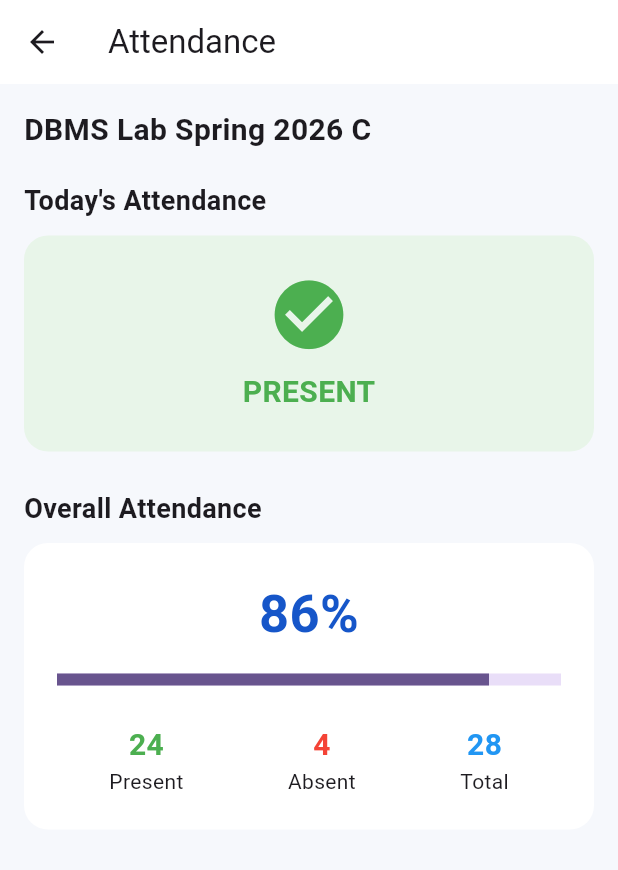
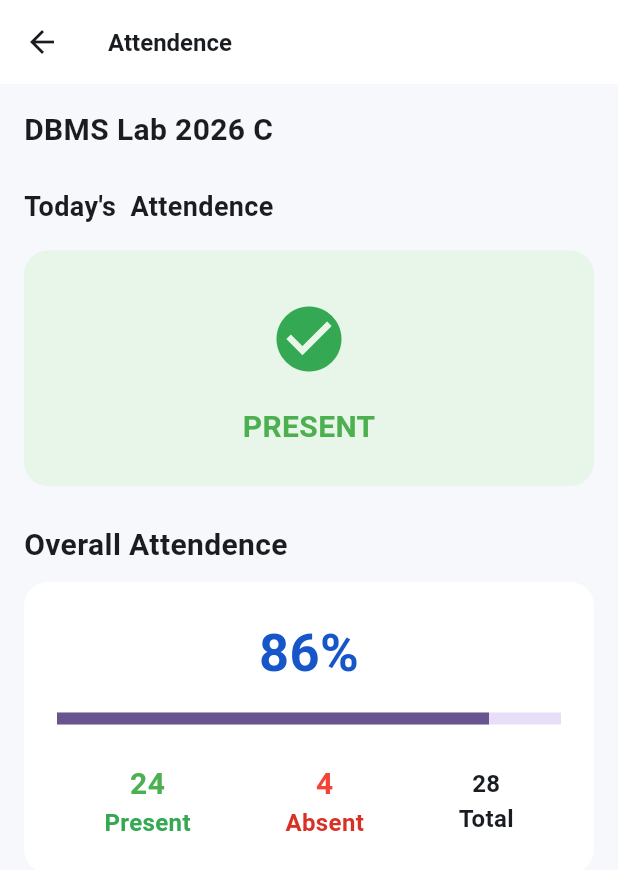
Before and after one commit to Masaud-Ahmad/XwanEdu, a Flutter app: the StudentAttendanceScreen screen opened directly, on a phone screen of 412 x 824 dp. Shown: the top 870 px of the screen. Run offline on Flutter 3.47's test engine with Material 3 defaults, Android fonts, the phone set to English and light mode, and no system bars; our stand-ins replace get, lottie.

Commit message:
Work with Student Attendence Screen

```diff
--- a/lib/common/widgets/edu_icon/edu_icon.dart
+++ b/lib/common/widgets/edu_icon/edu_icon.dart
@@ -8,6 +8,8 @@ class EduIcon extends StatelessWidget {
   final IconData iconData;
   final bool isVisible;
   final bool borderVisible;
+  final int iconsize;
+  final Color iconcolor;
 
   // 2. Add it to the constructor
   const EduIcon({
@@ -16,6 +18,8 @@ class EduIcon extends StatelessWidget {
     this.iconData = Icons.camera_alt_outlined,
     this.isVisible = true,
     required this.borderVisible,
+    required this.iconsize,
+    required this.iconcolor,
   });
 
   @override
@@ -26,7 +30,7 @@ class EduIcon extends StatelessWidget {
       child: GestureDetector(
         onTap: onTap, // Now this will work correctly
         child: Container(
-          padding: const EdgeInsets.all(SizeConstant.sm),
+          padding: EdgeInsets.all(SizeConstant.sm),
           decoration: BoxDecoration(
             color: isVisible ? AppColors.primary : null, // Blue badge color
             shape: BoxShape.circle,
@@ -34,11 +38,7 @@ class EduIcon extends StatelessWidget {
                 ? Border.all(color: AppColors.onSurface, width: 2.5)
                 : null,
           ),
-          child: Icon(
-            iconData,
-            color: AppColors.onSurface,
-            size: SizeConstant.iconMd,
-          ),
+          child: Icon(iconData, color: iconcolor, size: iconsize.toDouble()),
         ),
       ),
     );
--- a/lib/feature/attendence/view/studentscreen.dart
+++ b/lib/feature/attendence/view/studentscreen.dart
@@ -1,4 +1,8 @@
 import 'package:flutter/material.dart';
+import 'package:xwanedu/common/widgets/edu_icon/edu_icon.dart';
+import 'package:xwanedu/common/widgets/edutext/edutext.dart';
+import 'package:xwanedu/constant/colors.dart';
+import 'package:xwanedu/constant/size.dart';
 
 class StudentAttendanceScreen extends StatelessWidget {
   const StudentAttendanceScreen({super.key});
@@ -16,8 +20,12 @@ class StudentAttendanceScreen extends StatelessWidget {
       backgroundColor: const Color(0xFFF6F8FC),
 
       appBar: AppBar(
-        title: const Text('Attendance'),
-        backgroundColor: Colors.white,
+        title: EduText(
+          name: 'Attendence',
+          fontSize: SizeConstant.fontSizeMd.toInt(),
+          fontcolor: AppColors.onSurface,
+        ),
+        backgroundColor: AppColors.onPrimary,
       ),
 
       body: Padding(
@@ -27,19 +35,21 @@ class StudentAttendanceScreen extends StatelessWidget {
           crossAxisAlignment: CrossAxisAlignment.start,
 
           children: [
-            const Text(
-              'DBMS Lab Spring 2026 C',
-              style: TextStyle(fontSize: 20, fontWeight: FontWeight.bold),
+            EduText(
+              name: 'DBMS Lab 2026 C',
+              fontSize: SizeConstant.fontSizeLg.toInt(),
+              fontcolor: AppColors.onSurface,
+            ),
+            const SizedBox(height: SizeConstant.lg),
+
+            EduText(
+              name: 'Today\'s  Attendence',
+
+              fontSize: SizeConstant.fontSizeLg.toInt() - 2,
+              fontcolor: AppColors.onSurface,
             ),
 
-            const SizedBox(height: 20),
-
-            const Text(
-              "Today's Attendance",
-              style: TextStyle(fontSize: 18, fontWeight: FontWeight.bold),
-            ),
-
-            const SizedBox(height: 10),
+            const SizedBox(height: SizeConstant.md),
 
             Container(
               width: double.infinity,
@@ -50,9 +60,15 @@ class StudentAttendanceScreen extends StatelessWidget {
                 borderRadius: BorderRadius.circular(16),
               ),
 
-              child: const Column(
+              child: Column(
                 children: [
-                  Icon(Icons.check_circle, size: 55, color: Colors.green),
+                  EduIcon(
+                    borderVisible: false,
+                    iconData: Icons.check_circle,
+                    isVisible: false,
+                    iconsize: SizeConstant.iconLg.toInt() + 20,
+                    iconcolor: AppColors.success,
+                  ),
 
                   SizedBox(height: 10),
 
@@ -70,9 +86,10 @@ class StudentAttendanceScreen extends StatelessWidget {
 
             const SizedBox(height: 25),
 
-            const Text(
-              'Overall Attendance',
-              style: TextStyle(fontSize: 18, fontWeight: FontWeight.bold),
+            EduText(
+              name: "Overall Attendence",
+              fontSize: SizeConstant.fontSizeLg.toInt(),
+              fontcolor: AppColors.onSurface,
             ),
 
             const SizedBox(height: 10),
@@ -120,7 +137,12 @@ class StudentAttendanceScreen extends StatelessWidget {
                               color: Colors.green,
                             ),
                           ),
-                          const Text('Present'),
+
+                          EduText(
+                            name: "Present",
+                            fontSize: SizeConstant.fontSizeMd.toInt(),
+                            fontcolor: AppColors.success,
+                          ),
                         ],
                       ),
 
@@ -134,21 +156,28 @@ class StudentAttendanceScreen extends StatelessWidget {
                               color: Colors.red,
                             ),
                           ),
-                          const Text('Absent'),
+
+                          EduText(
+                            name: "Absent",
+                            fontSize: SizeConstant.fontSizeMd.toInt(),
+                            fontcolor: AppColors.error,
+                          ),
                         ],
                       ),
 
                       Column(
                         children: [
-                          Text(
-                            '$total',
-                            style: const TextStyle(
-                              fontSize: 20,
-                              fontWeight: FontWeight.bold,
-                              color: Colors.blue,
-                            ),
+                          EduText(
+                            name: '$total',
+                            fontSize: SizeConstant.fontSizeMd.toInt(),
+                            fontcolor: AppColors.onSurface,
                           ),
-                          const Text('Total'),
+
+                          EduText(
+                            name: "Total",
+                            fontSize: SizeConstant.fontSizeMd.toInt(),
+                            fontcolor: AppColors.onSurface,
+                          ),
                         ],
                       ),
                     ],
--- a/lib/feature/classroom/view/Setting/widgets/editprofile.dart
+++ b/lib/feature/classroom/view/Setting/widgets/editprofile.dart
@@ -40,6 +40,8 @@ class EditableProfileAvatar extends StatelessWidget {
               iconData: Icons.camera_alt_outlined,
               onTap: onCameraTap,
               isVisible: true,
+              iconsize: SizeConstant.iconLg.toInt(),
+              iconcolor: AppColors.primary,
               borderVisible:
                   false, // Set to true if you want a border around the badge
             ),
--- a/lib/feature/classroom/view/specificclass/widgets/announcement_attendence.dart
+++ b/lib/feature/classroom/view/specificclass/widgets/announcement_attendence.dart
@@ -3,6 +3,7 @@ import 'package:get/get.dart';
 import 'package:xwanedu/constant/colors.dart';
 import 'package:xwanedu/constant/size.dart';
 import 'package:xwanedu/feature/announcement/announcement_screen.dart';
+import 'package:xwanedu/feature/attendence/view/studentscreen.dart';
 import 'package:xwanedu/feature/attendence/view/teacherscreen.dart';
 
 class AnnouoncementAttendence extends StatelessWidget {
@@ -94,7 +95,7 @@ class AnnouoncementAttendence extends StatelessWidget {
             color: Colors.transparent,
             child: InkWell(
               onTap: () {
-                Get.to(TeacherAttendanceScreen());
+                Get.to(StudentAttendanceScreen());
               },
               borderRadius: BorderRadius.circular(12),
               child: Container(
--- a/lib/feature/classroom/view/specificclass/widgets/specificclassroomheader.dart
+++ b/lib/feature/classroom/view/specificclass/widgets/specificclassroomheader.dart
@@ -96,8 +96,10 @@ class SpecificClassroomHeader extends StatelessWidget {
                 EduIcon(
                   iconData: Icons.more_vert,
                   isVisible: false,
+                  iconsize: SizeConstant.iconMd.toInt(),
                   onTap: () {},
                   borderVisible: false,
+                  iconcolor: AppColors.primary,
                 ),
               ],
             ),
```
